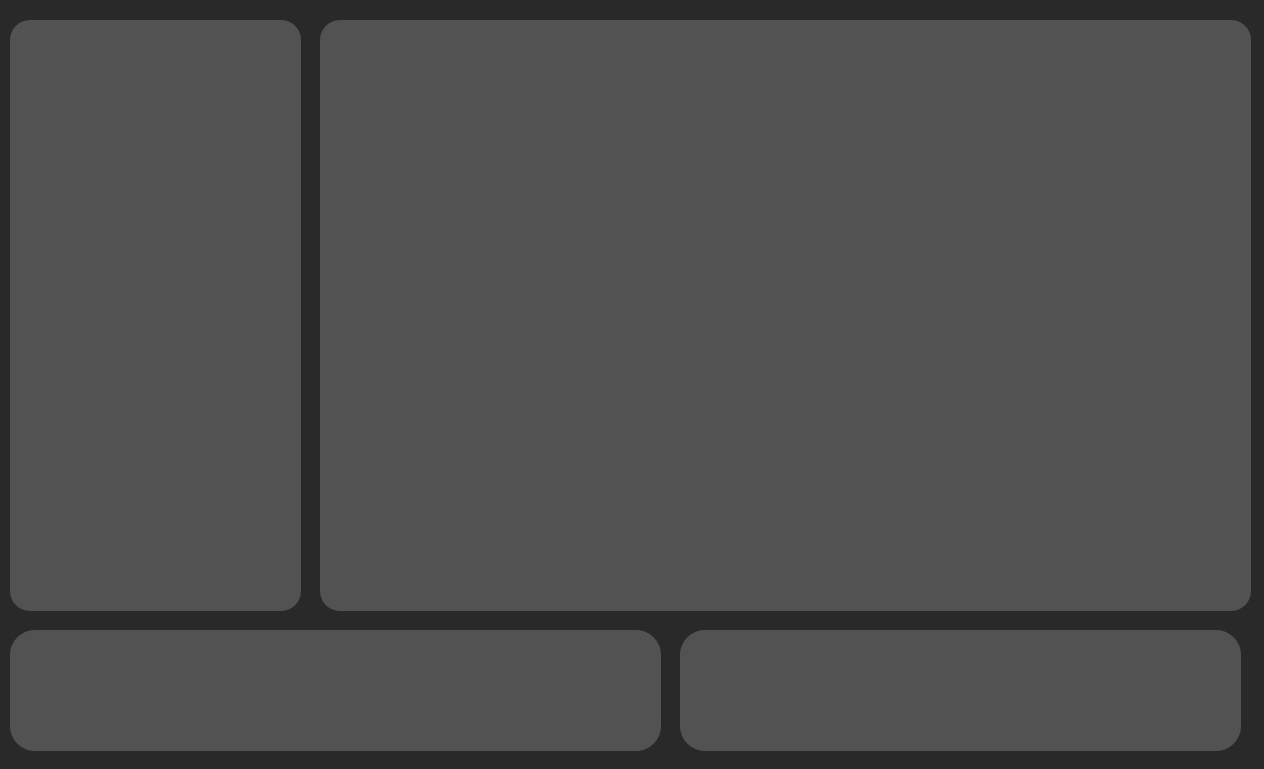
Before: the Qt Designer form app/main_App.ui in Aby-ss/ConnectWave, drawn with Qt 5.
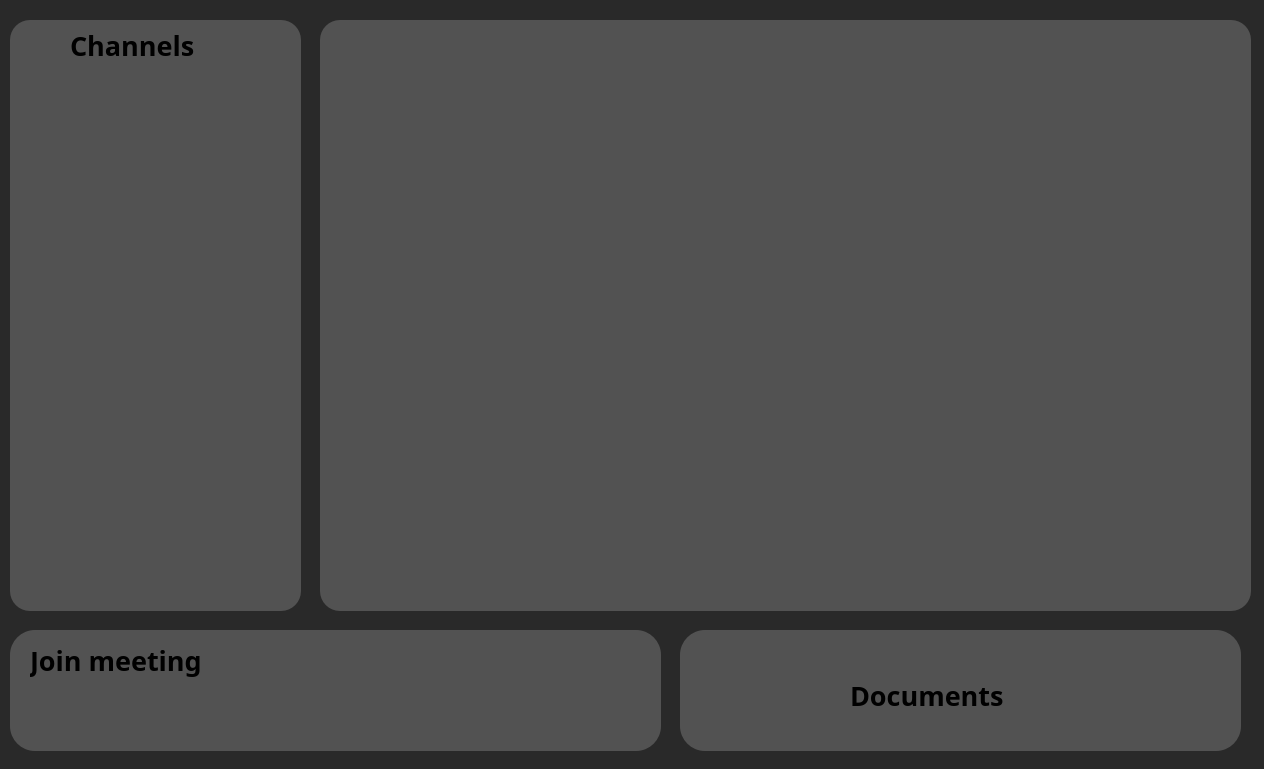
After: the same form once the commit is applied.

Commit message: Added Text labels ✅

What changed in the file:
```diff
--- a/app/main_App.ui
+++ b/app/main_App.ui
@@ -29,6 +29,27 @@
     <string notr="true">background-color: rgb(82, 82, 82);
 border-radius: 20px;</string>
    </property>
+   <widget class="QLabel" name="Channels_text">
+    <property name="geometry">
+     <rect>
+      <x>60</x>
+      <y>10</y>
+      <width>161</width>
+      <height>31</height>
+     </rect>
+    </property>
+    <property name="font">
+     <font>
+      <family>Mulish ExtraBold</family>
+      <pointsize>20</pointsize>
+      <weight>75</weight>
+      <bold>true</bold>
+     </font>
+    </property>
+    <property name="text">
+     <string>Channels</string>
+    </property>
+   </widget>
   </widget>
   <widget class="QWidget" name="Channels_info" native="true">
    <property name="geometry">
@@ -57,6 +78,27 @@
     <string notr="true">background-color: rgb(82, 82, 82);
 border-radius: 25px;</string>
    </property>
+   <widget class="QLabel" name="Channels_text_2">
+    <property name="geometry">
+     <rect>
+      <x>20</x>
+      <y>10</y>
+      <width>201</width>
+      <height>41</height>
+     </rect>
+    </property>
+    <property name="font">
+     <font>
+      <family>Mulish ExtraBold</family>
+      <pointsize>20</pointsize>
+      <weight>75</weight>
+      <bold>true</bold>
+     </font>
+    </property>
+    <property name="text">
+     <string>Join meeting</string>
+    </property>
+   </widget>
   </widget>
   <widget class="QWidget" name="Docs" native="true">
    <property name="geometry">
@@ -71,6 +113,27 @@
     <string notr="true">background-color: rgb(82, 82, 82);
 border-radius: 25px;</string>
    </property>
+   <widget class="QLabel" name="docs_text">
+    <property name="geometry">
+     <rect>
+      <x>170</x>
+      <y>50</y>
+      <width>181</width>
+      <height>31</height>
+     </rect>
+    </property>
+    <property name="font">
+     <font>
+      <family>Mulish ExtraBold</family>
+      <pointsize>20</pointsize>
+      <weight>75</weight>
+      <bold>true</bold>
+     </font>
+    </property>
+    <property name="text">
+     <string>Documents</string>
+    </property>
+   </widget>
   </widget>
  </widget>
  <resources/>
```
